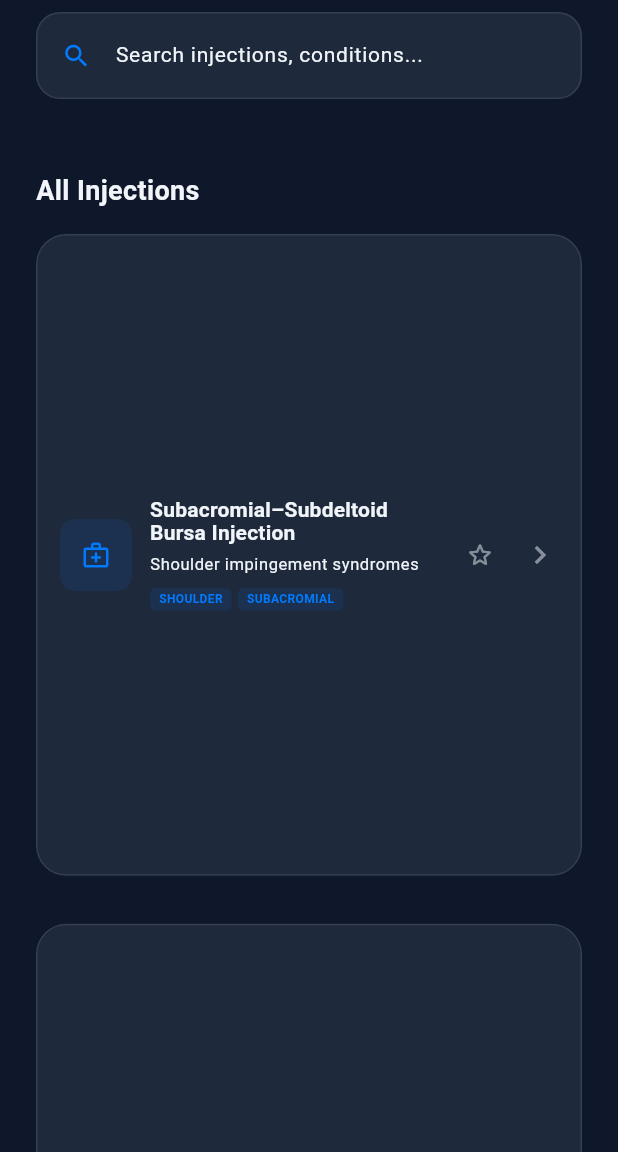
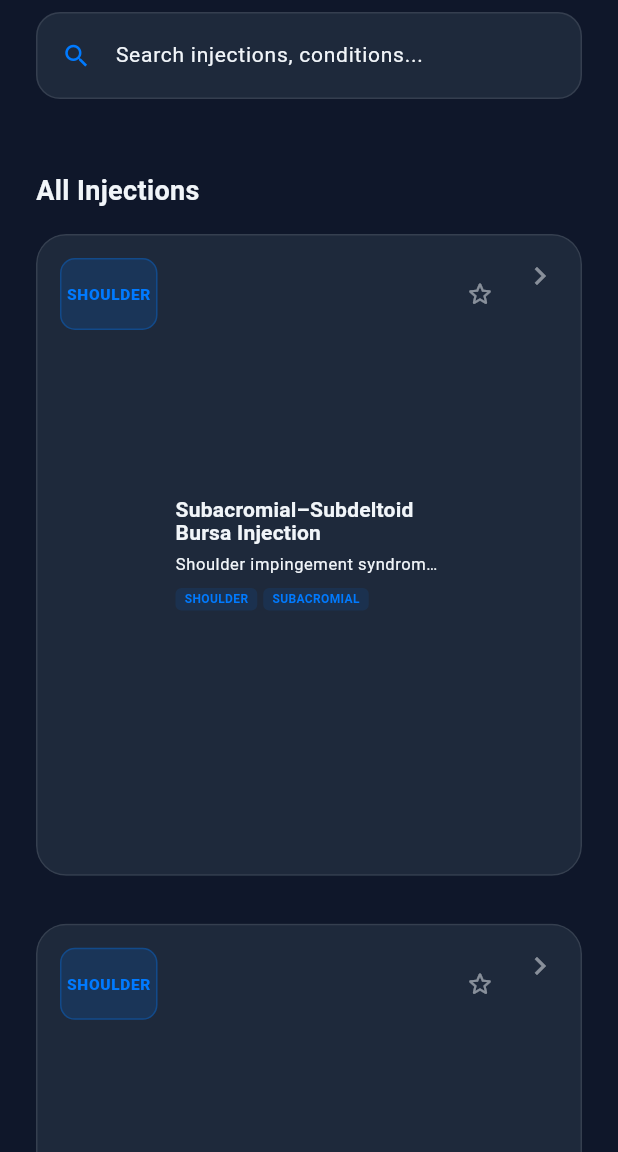
Before and after one commit to Zshumake/Ultrasound-Pro, a Flutter app: the screen it shows after launch, on a phone screen of 412 x 824 dp, the part 84-1236 px from its top. Run offline on Flutter 3.47's test engine with Material 3 defaults, Android fonts, the phone set to English and light mode, and no system bars; Roboto replaces fonts that are missing (SF Pro Display).

Commit message:
UI: Prominent category label (KNEE, SHOULDER, etc.) in top-left of InjectionCard

```diff
--- a/lib/widgets/injection_card.dart
+++ b/lib/widgets/injection_card.dart
@@ -26,15 +26,35 @@ class InjectionCard extends StatelessWidget {
         child: Container(
           padding: const EdgeInsets.all(16),
           child: Row(
+            crossAxisAlignment: CrossAxisAlignment.start,
             children: [
               Container(
-                width: 48,
+                width: 65,
                 height: 48,
                 decoration: BoxDecoration(
-                  color: Theme.of(context).primaryColor.withValues(alpha: 0.1),
+                  color: Theme.of(context).primaryColor.withValues(alpha: 0.15),
                   borderRadius: BorderRadius.circular(10),
+                  border: Border.all(
+                    color: Theme.of(context).primaryColor.withValues(alpha: 0.3),
+                    width: 1,
+                  ),
                 ),
-                child: Icon(Icons.medical_services_outlined, color: Theme.of(context).primaryColor, size: 20),
+                alignment: Alignment.center,
+                child: FittedBox(
+                  fit: BoxFit.scaleDown,
+                  child: Padding(
+                    padding: const EdgeInsets.symmetric(horizontal: 4),
+                    child: Text(
+                      technique.category.toUpperCase(),
+                      style: TextStyle(
+                        fontWeight: FontWeight.w900,
+                        fontSize: 12,
+                        color: Theme.of(context).primaryColor,
+                        letterSpacing: 0.5,
+                      ),
+                    ),
+                  ),
+                ),
               ),
               const SizedBox(width: 12),
               Expanded(
```
